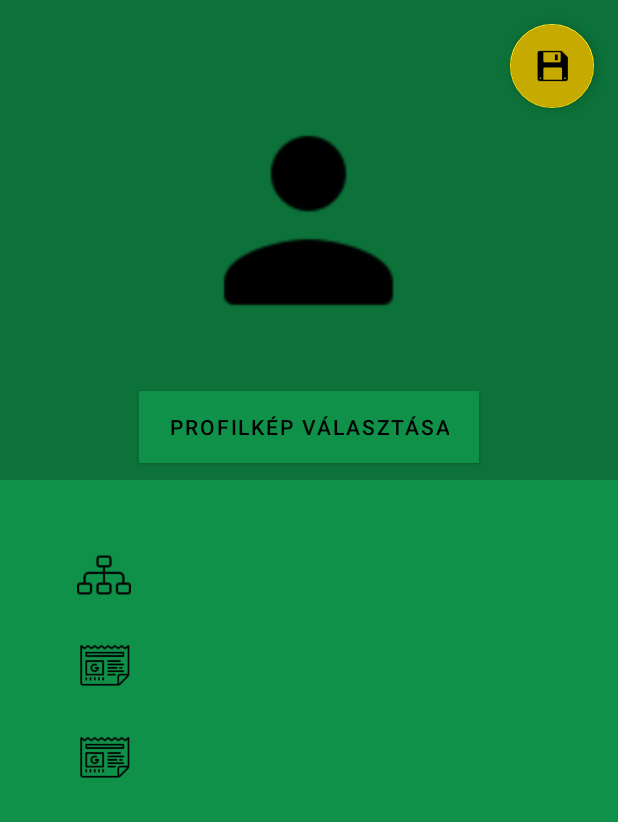
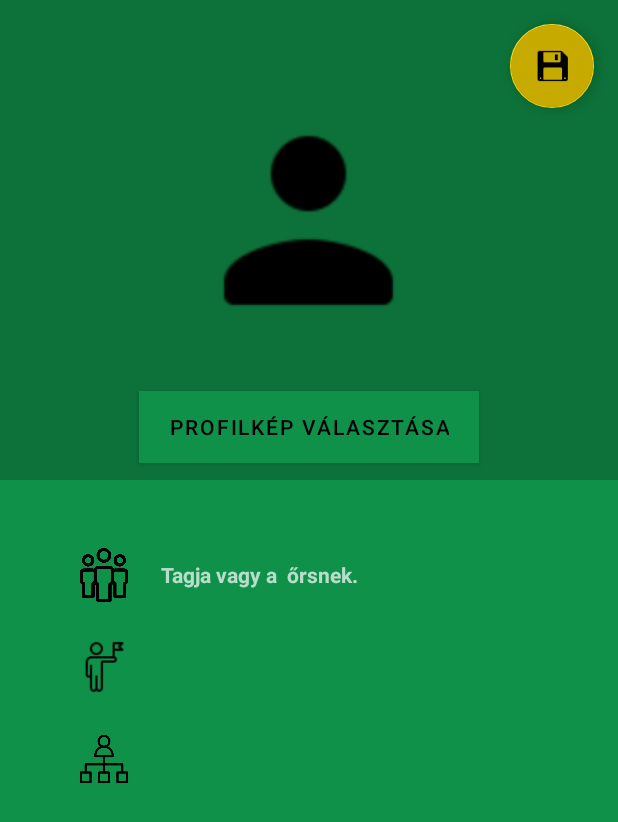
Before and after one commit to Abokyy/A802app, an Android app: the EditProfileActivity screen opened directly, with no data from a screen before it, on a phone screen of 412 x 824 dp. Shown: the top 822 px of the screen. Run offline under Robolectric (Android 15) with nearby library versions, the phone set to English and light mode, and no system bars; our stand-ins replace Firebase (no records; nobody signed in at launch, a user with empty details on screens opened directly); 1 statement that could not run was skipped.

Commit message:
Main menu changes, badgesystem colorful ye

```diff
--- a/src/main/java/csapat/app/EditProfileActivity.java
+++ b/src/main/java/csapat/app/EditProfileActivity.java
@@ -2,6 +2,7 @@ package csapat.app;
 
 import androidx.annotation.NonNull;
 
+import android.annotation.SuppressLint;
 import android.content.Intent;
 import android.graphics.Bitmap;
 import android.net.Uri;
@@ -10,11 +11,13 @@ import android.provider.MediaStore;
 import android.view.View;
 import android.widget.Button;
 import android.widget.ImageView;
+import android.widget.TextView;
 import android.widget.Toast;
 
 import java.util.HashMap;
 import java.util.Map;
 
+import com.bumptech.glide.Glide;
 import com.google.android.gms.tasks.OnFailureListener;
 import com.google.android.gms.tasks.OnSuccessListener;
 import com.google.android.material.floatingactionbutton.FloatingActionButton;
@@ -22,6 +25,8 @@ import com.google.firebase.firestore.SetOptions;
 import com.google.firebase.storage.OnProgressListener;
 import com.google.firebase.storage.StorageReference;
 import com.google.firebase.storage.UploadTask;
+
+import org.w3c.dom.Text;
 
 import java.io.IOException;
 import java.util.UUID;
@@ -41,7 +46,9 @@ public class EditProfileActivity extends BaseCompat {
 
         Button changeProfilePic = findViewById(R.id.change_profile_pic_btn);
 
-        imageView = findViewById(R.id.new_profile_picture);
+        imageView = findViewById(R.id.edit_new_profile_picture);
+
+        initTextViews();
 
 
         FloatingActionButton fab = findViewById(R.id.profile_saving_floating_button);
@@ -60,6 +67,53 @@ public class EditProfileActivity extends BaseCompat {
                 chooseImage();
             }
         });
+    }
+
+    @SuppressLint("SetTextI18n")
+    private void initTextViews() {
+
+        TextView profileFullName = findViewById(R.id.edit_profile_FullName);
+        TextView memberAtPatrol = findViewById(R.id.edit_profile_patrol_member_at);
+        TextView patrolLeaderAt = findViewById(R.id.edit_profile_patrol_leader_at);
+        TextView troopLeaderAt = findViewById(R.id.edit_profile_troop_leader_at);
+        View patrolLeaderAtLayout = findViewById(R.id.edit_profile_patrol_leader_at_layout);
+        View troopLeaderAtLayout = findViewById(R.id.edit_profile_troop_leader_at_layout);
+
+        profileFullName.setText(appUser.getFullName());
+        int userRank = appUser.getRank();
+
+        memberAtPatrol.setText("Tagja vagy a " + appUser.getPatrol() + " őrsnek.");
+        switch (userRank) {
+            case 1:
+                patrolLeaderAtLayout.setVisibility(View.INVISIBLE);
+                troopLeaderAtLayout.setVisibility(View.INVISIBLE);
+                //rank.setText(R.string.member);
+                break;
+
+            case 2:
+                patrolLeaderAtLayout.setVisibility(View.INVISIBLE);
+                troopLeaderAtLayout.setVisibility(View.INVISIBLE);
+                //rank.setText(R.string.sub_leader);
+
+            case 3:
+                troopLeaderAtLayout.setVisibility(View.INVISIBLE);
+                patrolLeaderAt.setText("Vezetője vagy a " + appUser.getPatrolLeaderAt() + " őrsnek.");
+                //rank.setText(R.string.patrolLeader);
+                break;
+
+            case 4:
+                patrolLeaderAt.setText("Vezetője vagy a " + appUser.getPatrolLeaderAt() + " őrsnek.");
+                troopLeaderAt.setText("Parancsnoka vagy a " + appUser.getTroopLeaderAt() + " rajnak.");
+                //rank.setText(R.string.troop_leader);
+                break;
+
+            case 5:
+                //rank.setText(R.string.team_leader);
+                break;
+            default:
+                throw new IllegalStateException("Unexpected value: " + userRank);
+        }
+
     }
 
     private void chooseImage() {
@@ -82,6 +136,27 @@ public class EditProfileActivity extends BaseCompat {
                 e.printStackTrace();
             }
         }
+
+        /*if (appUser.getProfile_picture() != null) {
+
+            BaseCompat.storageReference.child(appUser.getProfile_picture()).getDownloadUrl().addOnSuccessListener(new OnSuccessListener<Uri>() {
+                @Override
+                public void onSuccess(Uri uri) {
+                    // Got the download URL for 'users/me/profile.png'
+                    Glide.with(EditProfileActivity.this)
+                            .load(uri)
+                            .into(imageView);
+
+                    //hideProgressDialog();
+
+                }
+            }).addOnFailureListener(new OnFailureListener() {
+                @Override
+                public void onFailure(@NonNull Exception exception) {
+                    // Handle any errors
+                }
+            });
+        }*/
     }
 
     private void uploadImage() {
--- a/src/main/java/csapat/app/badgesystem/ScoreboardItemAdapter.kt
+++ b/src/main/java/csapat/app/badgesystem/ScoreboardItemAdapter.kt
@@ -1,5 +1,6 @@
 package csapat.app.badgesystem
 
+import android.annotation.SuppressLint
 import android.content.Context
 import android.view.LayoutInflater
 import android.view.View
@@ -23,10 +24,11 @@ class ScoreboardItemAdapter (val userList : MutableList<Triple<String, String, L
         return userList.size
     }
 
+    @SuppressLint("SetTextI18n")
     override fun onBindViewHolder(holder: ScoreboardItemViewHolder, position: Int) {
         val userToShow = userList[position]
         holder.userToShow = userToShow
-        holder.userFullName.text = userToShow.first
+        holder.userFullName.text = "${position + 1}. ${userToShow.first}"
         holder.userPatrol.text = userToShow.second
         holder.userScore.text = userToShow.third.toString()
     }
--- a/src/main/java/csapat/app/badgesystem/TaskItemAdapter.kt
+++ b/src/main/java/csapat/app/badgesystem/TaskItemAdapter.kt
@@ -2,6 +2,7 @@ package csapat.app.badgesystem
 
 import android.annotation.SuppressLint
 import android.content.Context
+import android.graphics.Color
 import android.view.LayoutInflater
 import android.view.View
 import android.view.ViewGroup
@@ -45,6 +46,7 @@ class TaskItemAdapter (val taskList : MutableList<TaskSolution>, val taskIDList
     override fun onBindViewHolder(holder: TaskViewHolder, position: Int) {
         val task = taskList[position]
         holder.taskSolution = task
+        if(task.refuseResponse != "") holder.itemView.setBackgroundColor(Color.parseColor("#580000"))
         val submitterUserID = task.taskSubmitterUserID
         FirebaseFirestore.getInstance().collection("users").document(submitterUserID)
                 .get()
--- a/src/main/res/layout/activity_edit_profile.xml
+++ b/src/main/res/layout/activity_edit_profile.xml
@@ -34,7 +34,7 @@
 
 
                 <ImageView
-                    android:id="@+id/new_profile_picture"
+                    android:id="@+id/edit_new_profile_picture"
                     android:layout_gravity="center_horizontal"
                     android:layout_width="150dp"
                     android:layout_height="150dp"
@@ -44,7 +44,7 @@
                     android:layout_gravity="center_horizontal"
                     android:layout_width="wrap_content"
                     android:layout_height="wrap_content"
-                    android:id="@+id/profile_FullName"
+                    android:id="@+id/edit_profile_FullName"
                     android:textColor="#fff"
                     android:textStyle="bold"
                     android:textSize="21sp"/>
@@ -156,14 +156,14 @@
                 <ImageView
                     android:layout_width="36dp"
                     android:layout_height="36dp"
-                    android:src="@drawable/hierarchy"/>
+                    android:src="@drawable/teamwork"/>
                 <TextView
                     android:textStyle="bold"
                     android:layout_gravity="center_vertical"
                     android:layout_width="wrap_content"
                     android:layout_height="wrap_content"
                     android:paddingLeft="20dp"
-                    android:id="@+id/profile_patrol_member_at"/>
+                    android:id="@+id/edit_profile_patrol_member_at"/>
             </LinearLayout>
             <!--<LinearLayout
                 android:layout_marginTop="25dp"
@@ -185,7 +185,7 @@
                     android:id="@+id/profile_rank"/>
             </LinearLayout>-->
             <LinearLayout
-                android:id="@+id/profile_patrol_leader_at_layout"
+                android:id="@+id/edit_profile_patrol_leader_at_layout"
                 android:layout_marginTop="25dp"
                 android:orientation="horizontal"
                 android:paddingStart="25dp"
@@ -195,7 +195,7 @@
                 <ImageView
                     android:layout_width="36dp"
                     android:layout_height="36dp"
-                    android:src="@drawable/newsfeed"/>
+                    android:src="@drawable/leadericon"/>
                 <TextView
                     android:textStyle="bold"
 
@@ -203,10 +203,10 @@
                     android:layout_width="wrap_content"
                     android:layout_height="wrap_content"
                     android:paddingLeft="20dp"
-                    android:id="@+id/profile_patrol_leader_at" />
+                    android:id="@+id/edit_profile_patrol_leader_at" />
             </LinearLayout>
             <LinearLayout
-                android:id="@+id/profile_troop_leader_at_layout"
+                android:id="@+id/edit_profile_troop_leader_at_layout"
                 android:layout_marginTop="25dp"
                 android:orientation="horizontal"
                 android:paddingStart="25dp"
@@ -216,7 +216,7 @@
                 <ImageView
                     android:layout_width="36dp"
                     android:layout_height="36dp"
-                    android:src="@drawable/newsfeed"/>
+                    android:src="@drawable/troop_leader"/>
                 <TextView
                     android:textStyle="bold"
 
@@ -224,7 +224,7 @@
                     android:layout_width="wrap_content"
                     android:layout_height="wrap_content"
                     android:paddingLeft="20dp"
-                    android:id="@+id/profile_troop_leader_at"/>
+                    android:id="@+id/edit_profile_troop_leader_at"/>
             </LinearLayout>
 
         </LinearLayout>
--- a/src/main/res/layout/fragment_badge_description_dialog.xml
+++ b/src/main/res/layout/fragment_badge_description_dialog.xml
@@ -10,6 +10,7 @@
         android:id="@+id/detailedBadgeImage"
         android:layout_width="200dp"
         android:layout_height="200dp"
+        android:layout_gravity="center"
         android:padding="20dp"/>
 
     <TextView
@@ -32,7 +33,7 @@
         android:layout_width="wrap_content"
         android:layout_height="wrap_content"
         android:layout_gravity="center"
-        android:textSize="30sp"/>
+        android:textSize="25sp"/>
 
     <Button
         android:id="@+id/unlockBtn"
--- a/src/main/res/layout/fragment_current_user_profile.xml
+++ b/src/main/res/layout/fragment_current_user_profile.xml
@@ -73,7 +73,7 @@
                 <ImageView
                     android:layout_width="36dp"
                     android:layout_height="36dp"
-                    android:src="@drawable/hierarchy"/>
+                    android:src="@drawable/teamwork"/>
                 <TextView
                     android:textStyle="bold"
                     android:layout_gravity="center_vertical"
@@ -93,7 +93,7 @@
                 <ImageView
                     android:layout_width="36dp"
                     android:layout_height="36dp"
-                    android:src="@drawable/newsfeed"/>
+                    android:src="@drawable/leadericon"/>
                 <TextView
                     android:textStyle="bold"
 
@@ -114,7 +114,7 @@
                 <ImageView
                     android:layout_width="36dp"
                     android:layout_height="36dp"
-                    android:src="@drawable/newsfeed"/>
+                    android:src="@drawable/troop_leader"/>
                 <TextView
                     android:textStyle="bold"
 
```
Also changed, not shown: src/main/java/csapat/app/CurrentUserProfileFragment.java (+4 -4 lines), src/main/java/csapat/app/badgesystem/BadgesActivity.java (+10 -1 lines), src/main/java/csapat/app/badgesystem/ScoreboardActivity.kt (+12 -1 lines), src/main/java/csapat/app/forLeadersFlow/ForLeadersFragment.java (+4 -4 lines), src/main/res/layout/fragment_welcome.xml (+10 -0 lines), src/main/res/drawable-v24/list.png (added), src/main/res/drawable-v24/scoreboard_icon.png (added), src/main/res/drawable-v24/scout.png (added), src/main/res/drawable-v24/scout_badge.png (added), src/main/res/drawable-v24/teamwork.png (added), src/main/res/drawable-v24/troop_leader.png (added), 1 other file.
